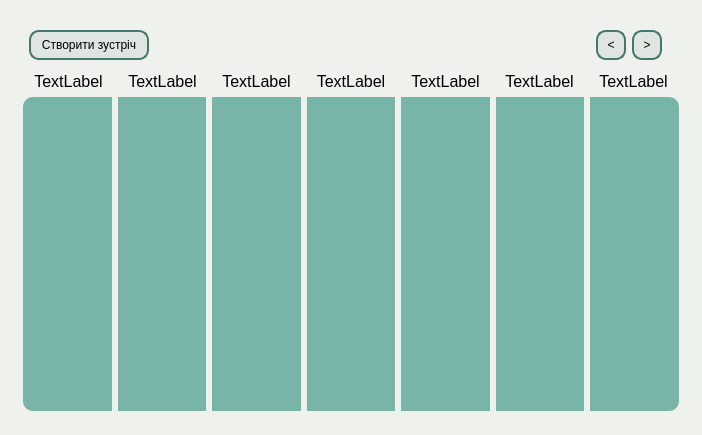
Before: the Qt Designer form studly/schedule/scheduleClassTeacher.ui in MykytaKa/MVP_Studly_Product, drawn with Qt 5.
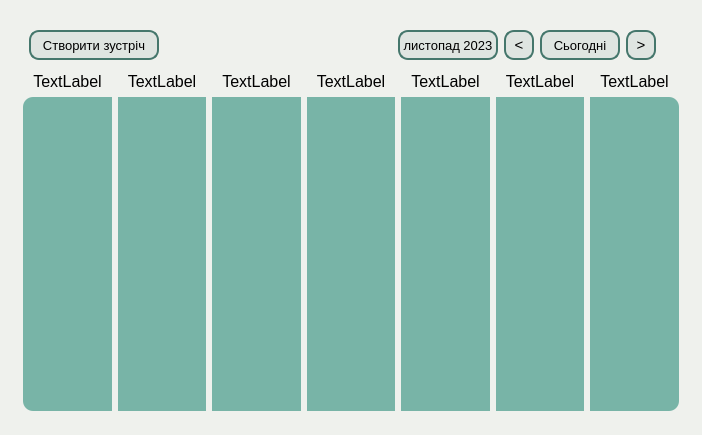
After: the same form once the commit is applied.

Commit message: update window schedule

```diff
--- a/studly/schedule/scheduleClassTeacher.ui
+++ b/studly/schedule/scheduleClassTeacher.ui
@@ -44,6 +44,74 @@
          <number>0</number>
         </property>
         <item row="1" column="3">
+         <widget class="QPushButton" name="chooseDateButton">
+          <property name="minimumSize">
+           <size>
+            <width>100</width>
+            <height>30</height>
+           </size>
+          </property>
+          <property name="maximumSize">
+           <size>
+            <width>100</width>
+            <height>30</height>
+           </size>
+          </property>
+          <property name="font">
+           <font>
+            <pointsize>10</pointsize>
+           </font>
+          </property>
+          <property name="cursor">
+           <cursorShape>PointingHandCursor</cursorShape>
+          </property>
+          <property name="styleSheet">
+           <string notr="true">border-radius: 10px;
+border-style: solid;
+background-color: rgba(69, 119, 108, 25);
+border-color: rgb(69, 119, 108);
+border-width: 2px;</string>
+          </property>
+          <property name="text">
+           <string>листопад 2023</string>
+          </property>
+         </widget>
+        </item>
+        <item row="1" column="1">
+         <widget class="QPushButton" name="createMeetButton">
+          <property name="sizePolicy">
+           <sizepolicy hsizetype="Fixed" vsizetype="Fixed">
+            <horstretch>0</horstretch>
+            <verstretch>0</verstretch>
+           </sizepolicy>
+          </property>
+          <property name="minimumSize">
+           <size>
+            <width>130</width>
+            <height>30</height>
+           </size>
+          </property>
+          <property name="font">
+           <font>
+            <pointsize>10</pointsize>
+           </font>
+          </property>
+          <property name="cursor">
+           <cursorShape>PointingHandCursor</cursorShape>
+          </property>
+          <property name="styleSheet">
+           <string notr="true">border-radius: 10px;
+border-style: solid;
+background-color: rgba(69, 119, 108, 25);
+border-color: rgb(69, 119, 108);
+border-width: 2px;</string>
+          </property>
+          <property name="text">
+           <string>Створити зустріч</string>
+          </property>
+         </widget>
+        </item>
+        <item row="1" column="4">
          <widget class="QPushButton" name="dateBack">
           <property name="sizePolicy">
            <sizepolicy hsizetype="Fixed" vsizetype="Fixed">
@@ -63,6 +131,11 @@
             <height>30</height>
            </size>
           </property>
+          <property name="font">
+           <font>
+            <pointsize>11</pointsize>
+           </font>
+          </property>
           <property name="cursor">
            <cursorShape>PointingHandCursor</cursorShape>
           </property>
@@ -78,6 +151,72 @@
           </property>
          </widget>
         </item>
+        <item row="1" column="5">
+         <widget class="QPushButton" name="todayButton">
+          <property name="minimumSize">
+           <size>
+            <width>80</width>
+            <height>30</height>
+           </size>
+          </property>
+          <property name="maximumSize">
+           <size>
+            <width>80</width>
+            <height>30</height>
+           </size>
+          </property>
+          <property name="font">
+           <font>
+            <pointsize>10</pointsize>
+           </font>
+          </property>
+          <property name="cursor">
+           <cursorShape>PointingHandCursor</cursorShape>
+          </property>
+          <property name="styleSheet">
+           <string notr="true">border-radius: 10px;
+border-style: solid;
+background-color: rgba(69, 119, 108, 25);
+border-color: rgb(69, 119, 108);
+border-width: 2px;</string>
+          </property>
+          <property name="text">
+           <string>Сьогодні</string>
+          </property>
+         </widget>
+        </item>
+        <item row="2" column="1">
+         <spacer name="verticalSpacer_2">
+          <property name="orientation">
+           <enum>Qt::Vertical</enum>
+          </property>
+          <property name="sizeType">
+           <enum>QSizePolicy::Fixed</enum>
+          </property>
+          <property name="sizeHint" stdset="0">
+           <size>
+            <width>20</width>
+            <height>6</height>
+           </size>
+          </property>
+         </spacer>
+        </item>
+        <item row="1" column="8">
+         <spacer name="horizontalSpacer_2">
+          <property name="orientation">
+           <enum>Qt::Horizontal</enum>
+          </property>
+          <property name="sizeType">
+           <enum>QSizePolicy::Fixed</enum>
+          </property>
+          <property name="sizeHint" stdset="0">
+           <size>
+            <width>20</width>
+            <height>20</height>
+           </size>
+          </property>
+         </spacer>
+        </item>
         <item row="0" column="1">
          <spacer name="verticalSpacer_3">
           <property name="orientation">
@@ -94,7 +233,7 @@
           </property>
          </spacer>
         </item>
-        <item row="1" column="4">
+        <item row="1" column="6">
          <widget class="QPushButton" name="dateForward">
           <property name="sizePolicy">
            <sizepolicy hsizetype="Fixed" vsizetype="Fixed">
@@ -114,6 +253,11 @@
             <height>30</height>
            </size>
           </property>
+          <property name="font">
+           <font>
+            <pointsize>11</pointsize>
+           </font>
+          </property>
           <property name="cursor">
            <cursorShape>PointingHandCursor</cursorShape>
           </property>
@@ -129,51 +273,6 @@
           </property>
          </widget>
         </item>
-        <item row="1" column="1">
-         <widget class="QPushButton" name="createMeetButton">
-          <property name="sizePolicy">
-           <sizepolicy hsizetype="Fixed" vsizetype="Fixed">
-            <horstretch>0</horstretch>
-            <verstretch>0</verstretch>
-           </sizepolicy>
-          </property>
-          <property name="minimumSize">
-           <size>
-            <width>120</width>
-            <height>30</height>
-           </size>
-          </property>
-          <property name="cursor">
-           <cursorShape>PointingHandCursor</cursorShape>
-          </property>
-          <property name="styleSheet">
-           <string notr="true">border-radius: 10px;
-border-style: solid;
-background-color: rgba(69, 119, 108, 25);
-border-color: rgb(69, 119, 108);
-border-width: 2px;</string>
-          </property>
-          <property name="text">
-           <string>Створити зустріч</string>
-          </property>
-         </widget>
-        </item>
-        <item row="2" column="1">
-         <spacer name="verticalSpacer_2">
-          <property name="orientation">
-           <enum>Qt::Vertical</enum>
-          </property>
-          <property name="sizeType">
-           <enum>QSizePolicy::Fixed</enum>
-          </property>
-          <property name="sizeHint" stdset="0">
-           <size>
-            <width>20</width>
-            <height>6</height>
-           </size>
-          </property>
-         </spacer>
-        </item>
         <item row="1" column="2">
          <spacer name="horizontalSpacer">
           <property name="orientation">
@@ -187,23 +286,7 @@
           </property>
          </spacer>
         </item>
-        <item row="1" column="5">
-         <spacer name="horizontalSpacer_2">
-          <property name="orientation">
-           <enum>Qt::Horizontal</enum>
-          </property>
-          <property name="sizeType">
-           <enum>QSizePolicy::Fixed</enum>
-          </property>
-          <property name="sizeHint" stdset="0">
-           <size>
-            <width>20</width>
-            <height>20</height>
-           </size>
-          </property>
-         </spacer>
-        </item>
-        <item row="3" column="0" colspan="6">
+        <item row="3" column="0" colspan="9">
          <layout class="QGridLayout" name="daysContainer">
           <property name="rightMargin">
            <number>9</number>
@@ -211,117 +294,6 @@
           <property name="horizontalSpacing">
            <number>3</number>
           </property>
-          <item row="0" column="2">
-           <widget class="QLabel" name="day2Label">
-            <property name="font">
-             <font>
-              <pointsize>12</pointsize>
-             </font>
-            </property>
-            <property name="text">
-             <string>TextLabel</string>
-            </property>
-            <property name="alignment">
-             <set>Qt::AlignCenter</set>
-            </property>
-           </widget>
-          </item>
-          <item row="0" column="5">
-           <widget class="QLabel" name="day5Label">
-            <property name="font">
-             <font>
-              <pointsize>12</pointsize>
-             </font>
-            </property>
-            <property name="text">
-             <string>TextLabel</string>
-            </property>
-            <property name="alignment">
-             <set>Qt::AlignCenter</set>
-            </property>
-           </widget>
-          </item>
-          <item row="0" column="7">
-           <widget class="QLabel" name="day7Label">
-            <property name="font">
-             <font>
-              <pointsize>12</pointsize>
-             </font>
-            </property>
-            <property name="styleSheet">
-             <string notr="true">border-top-right-radius: 10px;</string>
-            </property>
-            <property name="text">
-             <string>TextLabel</string>
-            </property>
-            <property name="alignment">
-             <set>Qt::AlignCenter</set>
-            </property>
-           </widget>
-          </item>
-          <item row="0" column="4">
-           <widget class="QLabel" name="day4Label">
-            <property name="font">
-             <font>
-              <pointsize>12</pointsize>
-             </font>
-            </property>
-            <property name="text">
-             <string>TextLabel</string>
-            </property>
-            <property name="alignment">
-             <set>Qt::AlignCenter</set>
-            </property>
-           </widget>
-          </item>
-          <item row="0" column="3">
-           <widget class="QLabel" name="day3Label">
-            <property name="font">
-             <font>
-              <pointsize>12</pointsize>
-             </font>
-            </property>
-            <property name="text">
-             <string>TextLabel</string>
-            </property>
-            <property name="alignment">
-             <set>Qt::AlignCenter</set>
-            </property>
-           </widget>
-          </item>
-          <item row="0" column="1">
-           <widget class="QLabel" name="day1Label">
-            <property name="font">
-             <font>
-              <pointsize>12</pointsize>
-             </font>
-            </property>
-            <property name="styleSheet">
-             <string notr="true">border-top-left-radius: 10px;</string>
-            </property>
-            <property name="text">
-             <string>TextLabel</string>
-            </property>
-            <property name="alignment">
-             <set>Qt::AlignCenter</set>
-            </property>
-           </widget>
-          </item>
-          <item row="0" column="6">
-           <widget class="QLabel" name="day6Label">
-            <property name="font">
-             <font>
-              <pointsize>12</pointsize>
-             </font>
-            </property>
-            <property name="text">
-             <string>TextLabel</string>
-            </property>
-            <property name="alignment">
-             <set>Qt::AlignCenter</set>
-            </property>
-           </widget>
-          </item>
           <item row="2" column="1" colspan="7">
            <spacer name="verticalSpacer_4">
             <property name="orientation">
@@ -363,8 +335,8 @@
               <rect>
                <x>0</x>
                <y>0</y>
-               <width>657</width>
-               <height>293</height>
+               <width>663</width>
+               <height>330</height>
               </rect>
              </property>
              <layout class="QVBoxLayout" name="verticalLayout">
@@ -381,9 +353,9 @@
                <number>0</number>
               </property>
               <item>
-               <layout class="QHBoxLayout" name="horizontalLayout_3">
-                <item>
-                 <widget class="QWidget" name="dayColumn1" native="true">
+               <layout class="QGridLayout" name="gridLayout_3">
+                <item row="1" column="4">
+                 <widget class="QWidget" name="dayColumn5" native="true">
                   <property name="sizePolicy">
                    <sizepolicy hsizetype="Preferred" vsizetype="Expanding">
                     <horstretch>0</horstretch>
@@ -394,34 +366,76 @@
                    <string notr="true">background-color: rgb(120, 180, 167);
 alternate-background-color: rgb(120, 180, 167);
 border-color: rgb(120, 180, 167);
+border-radius: 0px;</string>
+                  </property>
+                  <layout class="QVBoxLayout" name="dayColumn5Layout">
+                   <property name="spacing">
+                    <number>9</number>
+                   </property>
+                   <property name="leftMargin">
+                    <number>6</number>
+                   </property>
+                   <property name="topMargin">
+                    <number>6</number>
+                   </property>
+                   <property name="rightMargin">
+                    <number>6</number>
+                   </property>
+                   <property name="bottomMargin">
+                    <number>6</number>
+                   </property>
+                   <item>
+                    <spacer name="verticalSpacer_8">
+                     <property name="orientation">
+                      <enum>Qt::Vertical</enum>
+                     </property>
+                     <property name="sizeHint" stdset="0">
+                      <size>
+                       <width>20</width>
+                       <height>40</height>
+                      </size>
+                     </property>
+                    </spacer>
+                   </item>
+                  </layout>
+                 </widget>
+                </item>
+                <item row="1" column="6">
+                 <widget class="QWidget" name="dayColumn7" native="true">
+                  <property name="sizePolicy">
+                   <sizepolicy hsizetype="Preferred" vsizetype="Expanding">
+                    <horstretch>0</horstretch>
+                    <verstretch>0</verstretch>
+                   </sizepolicy>
+                  </property>
+                  <property name="styleSheet">
+                   <string notr="true">background-color: rgb(120, 180, 167);
+alternate-background-color: rgb(120, 180, 167);
 border-radius: 0px;
-border-top-left-radius: 10px;
-border-bottom-left-radius: 10px;</string>
+border-top-right-radius: 10px;
+border-bottom-right-radius: 10px;</string>
                   </property>
-                  <layout class="QVBoxLayout" name="dayColumn1Layout">
+                  <layout class="QVBoxLayout" name="dayColumn7Layout">
                    <property name="spacing">
-                    <number>0</number>
+                    <number>9</number>
                    </property>
                    <property name="leftMargin">
-                    <number>0</number>
+                    <number>6</number>
                    </property>
                    <property name="topMargin">
-                    <number>0</number>
+                    <number>6</number>
                    </property>
                    <property name="rightMargin">
-                    <number>0</number>
+                    <number>6</number>
                    </property>
                    <property name="bottomMargin">
-                    <number>0</number>
+                    <number>6</number>
                    </property>
                    <item>
-                    <spacer name="verticalSpacer">
+                    <spacer name="verticalSpacer_10">
                      <property name="orientation">
                       <enum>Qt::Vertical</enum>
                      </property>
-                     <property name="sizeType">
-                      <enum>QSizePolicy::Expanding</enum>
-                     </property>
                      <property name="sizeHint" stdset="0">
                       <size>
                        <width>20</width>
@@ -433,7 +447,7 @@
                   </layout>
                  </widget>
                 </item>
-                <item>
+                <item row="1" column="1">
                  <widget class="QWidget" name="dayColumn2" native="true">
                   <property name="sizePolicy">
                    <sizepolicy hsizetype="Preferred" vsizetype="Expanding">
@@ -448,17 +462,20 @@
 border-radius: 0px;</string>
                   </property>
                   <layout class="QVBoxLayout" name="dayColumn2Layout">
+                   <property name="spacing">
+                    <number>9</number>
+                   </property>
                    <property name="leftMargin">
-                    <number>0</number>
+                    <number>6</number>
                    </property>
                    <property name="topMargin">
-                    <number>0</number>
+                    <number>6</number>
                    </property>
                    <property name="rightMargin">
-                    <number>0</number>
+                    <number>6</number>
                    </property>
                    <property name="bottomMargin">
-                    <number>0</number>
+                    <number>6</number>
                    </property>
                    <item>
                     <spacer name="verticalSpacer_5">
@@ -479,7 +496,7 @@
                   </layout>
                  </widget>
                 </item>
-                <item>
+                <item row="1" column="2">
                  <widget class="QWidget" name="dayColumn3" native="true">
                   <property name="sizePolicy">
                    <sizepolicy hsizetype="Preferred" vsizetype="Expanding">
@@ -494,17 +511,20 @@
 border-radius: 0px;</string>
                   </property>
                   <layout class="QVBoxLayout" name="dayColumn3Layout">
+                   <property name="spacing">
+                    <number>9</number>
+                   </property>
                    <property name="leftMargin">
-                    <number>0</number>
+                    <number>6</number>
                    </property>
                    <property name="topMargin">
-                    <number>0</number>
+                    <number>6</number>
                    </property>
                    <property name="rightMargin">
-                    <number>0</number>
+                    <number>6</number>
                    </property>
                    <property name="bottomMargin">
-                    <number>0</number>
+                    <number>6</number>
                    </property>
                    <item>
                     <spacer name="verticalSpacer_6">
@@ -525,8 +545,8 @@
                   </layout>
                  </widget>
                 </item>
-                <item>
-                 <widget class="QWidget" name="dayColumn4" native="true">
+                <item row="1" column="0">
+                 <widget class="QWidget" name="dayColumn1" native="true">
                   <property name="sizePolicy">
                    <sizepolicy hsizetype="Preferred" vsizetype="Expanding">
                     <horstretch>0</horstretch>
@@ -537,69 +557,34 @@
                    <string notr="true">background-color: rgb(120, 180, 167);
 alternate-background-color: rgb(120, 180, 167);
 border-color: rgb(120, 180, 167);
-border-radius: 0px;</string>
+border-radius: 0px;
+border-top-left-radius: 10px;
+border-bottom-left-radius: 10px;</string>
                   </property>
-                  <layout class="QVBoxLayout" name="dayColumn4Layout">
-                   <property name="leftMargin">
-                    <number>0</number>
+                  <layout class="QVBoxLayout" name="dayColumn1Layout">
+                   <property name="spacing">
+                    <number>9</number>
                    </property>
-                   <property name="topMargin">
-                    <number>0</number>
-                   </property>
-                   <property name="rightMargin">
-                    <number>0</number>
-                   </property>
-                   <property name="bottomMargin">
-                    <number>0</number>
-                   </property>
-                   <item>
-                    <spacer name="verticalSpacer_7">
-                     <property name="orientation">
-                      <enum>Qt::Vertical</enum>
-                     </property>
-                     <property name="sizeHint" stdset="0">
-                      <size>
-                       <width>20</width>
-                       <height>40</height>
-                      </size>
-                     </property>
-                    </spacer>
-                   </item>
-                  </layout>
-                 </widget>
-                </item>
-                <item>
-                 <widget class="QWidget" name="dayColumn5" native="true">
-                  <property name="sizePolicy">
-                   <sizepolicy hsizetype="Preferred" vsizetype="Expanding">
-                    <horstretch>0</horstretch>
-                    <verstretch>0</verstretch>
-                   </sizepolicy>
-                  </property>
-                  <property name="styleSheet">
-                   <string notr="true">background-color: rgb(120, 180, 167);
-alternate-background-color: rgb(120, 180, 167);
-border-color: rgb(120, 180, 167);
-border-radius: 0px;</string>
-                  </property>
-                  <layout class="QVBoxLayout" name="dayColumn5Layout">
                    <property name="leftMargin">
-                    <number>0</number>
+                    <number>6</number>
                    </property>
                    <property name="topMargin">
-                    <number>0</number>
+                    <number>6</number>
                    </property>
                    <property name="rightMargin">
-                    <number>0</number>
+                    <number>6</number>
                    </property>
                    <property name="bottomMargin">
-                    <number>0</number>
+                    <number>6</number>
                    </property>
                    <item>
-                    <spacer name="verticalSpacer_8">
+                    <spacer name="verticalSpacer">
                      <property name="orientation">
                       <enum>Qt::Vertical</enum>
                      </property>
+                     <property name="sizeType">
+                      <enum>QSizePolicy::Expanding</enum>
+                     </property>
                      <property name="sizeHint" stdset="0">
                       <size>
                        <width>20</width>
@@ -611,7 +596,7 @@
                   </layout>
                  </widget>
                 </item>
-                <item>
+                <item row="1" column="5">
                  <widget class="QWidget" name="dayColumn6" native="true">
                   <property name="sizePolicy">
                    <sizepolicy hsizetype="Preferred" vsizetype="Expanding">
@@ -626,17 +611,20 @@
 border-radius: 0px;</string>
                   </property>
                   <layout class="QVBoxLayout" name="dayColumn6Layout">
+                   <property name="spacing">
+                    <number>9</number>
+                   </property>
                    <property name="leftMargin">
-                    <number>0</number>
+                    <number>6</number>
                    </property>
                    <property name="topMargin">
-                    <number>0</number>
+                    <number>6</number>
                    </property>
                    <property name="rightMargin">
-                    <number>0</number>
+                    <number>6</number>
                    </property>
                    <property name="bottomMargin">
-                    <number>0</number>
+                    <number>6</number>
                    </property>
                    <item>
                     <spacer name="verticalSpacer_9">
@@ -654,8 +642,8 @@
                   </layout>
                  </widget>
                 </item>
-                <item>
-                 <widget class="QWidget" name="dayColumn7" native="true">
+                <item row="1" column="3">
+                 <widget class="QWidget" name="dayColumn4" native="true">
                   <property name="sizePolicy">
                    <sizepolicy hsizetype="Preferred" vsizetype="Expanding">
                     <horstretch>0</horstretch>
@@ -665,25 +653,27 @@
                   <property name="styleSheet">
                    <string notr="true">background-color: rgb(120, 180, 167);
 alternate-background-color: rgb(120, 180, 167);
-border-radius: 0px;
-border-top-right-radius: 10px;
-border-bottom-right-radius: 10px;</string>
+border-color: rgb(120, 180, 167);
+border-radius: 0px;</string>
                   </property>
-                  <layout class="QVBoxLayout" name="dayColumn7Layout">
+                  <layout class="QVBoxLayout" name="dayColumn4Layout">
+                   <property name="spacing">
+                    <number>9</number>
+                   </property>
                    <property name="leftMargin">
-                    <number>0</number>
+                    <number>6</number>
                    </property>
                    <property name="topMargin">
-                    <number>0</number>
+                    <number>6</number>
                    </property>
                    <property name="rightMargin">
-                    <number>0</number>
+                    <number>6</number>
                    </property>
                    <property name="bottomMargin">
-                    <number>0</number>
+                    <number>6</number>
                    </property>
                    <item>
-                    <spacer name="verticalSpacer_10">
+                    <spacer name="verticalSpacer_7">
                      <property name="orientation">
                       <enum>Qt::Vertical</enum>
                      </property>
@@ -698,6 +688,117 @@
                   </layout>
                  </widget>
                 </item>
+                <item row="0" column="0">
+                 <widget class="QLabel" name="day1Label">
+                  <property name="font">
+                   <font>
+                    <pointsize>12</pointsize>
+                   </font>
+                  </property>
+                  <property name="styleSheet">
+                   <string notr="true">border-top-left-radius: 10px;</string>
+                  </property>
+                  <property name="text">
+                   <string>TextLabel</string>
+                  </property>
+                  <property name="alignment">
+                   <set>Qt::AlignCenter</set>
+                  </property>
+                 </widget>
+                </item>
+                <item row="0" column="1">
+                 <widget class="QLabel" name="day2Label">
+                  <property name="font">
+                   <font>
+                    <pointsize>12</pointsize>
+                   </font>
+                  </property>
+                  <property name="text">
+                   <string>TextLabel</string>
+                  </property>
+                  <property name="alignment">
+                   <set>Qt::AlignCenter</set>
+                  </property>
+                 </widget>
+                </item>
+                <item row="0" column="2">
+                 <widget class="QLabel" name="day3Label">
+                  <property name="font">
+                   <font>
+                    <pointsize>12</pointsize>
+                   </font>
+                  </property>
+                  <property name="text">
+                   <string>TextLabel</string>
+                  </property>
+                  <property name="alignment">
+                   <set>Qt::AlignCenter</set>
+                  </property>
+                 </widget>
+                </item>
+                <item row="0" column="3">
+                 <widget class="QLabel" name="day4Label">
+                  <property name="font">
+                   <font>
+                    <pointsize>12</pointsize>
+                   </font>
+                  </property>
+                  <property name="text">
+                   <string>TextLabel</string>
+                  </property>
+                  <property name="alignment">
+                   <set>Qt::AlignCenter</set>
+                  </property>
+                 </widget>
+                </item>
+                <item row="0" column="4">
+                 <widget class="QLabel" name="day5Label">
+                  <property name="font">
+                   <font>
+                    <pointsize>12</pointsize>
+                   </font>
+                  </property>
+                  <property name="text">
+                   <string>TextLabel</string>
+                  </property>
+                  <property name="alignment">
+                   <set>Qt::AlignCenter</set>
+                  </property>
+                 </widget>
+                </item>
+                <item row="0" column="5">
+                 <widget class="QLabel" name="day6Label">
+                  <property name="font">
+                   <font>
+                    <pointsize>12</pointsize>
+                   </font>
+                  </property>
+                  <property name="text">
+                   <string>TextLabel</string>
+                  </property>
+                  <property name="alignment">
+                   <set>Qt::AlignCenter</set>
+                  </property>
+                 </widget>
+                </item>
+                <item row="0" column="6">
+                 <widget class="QLabel" name="day7Label">
+                  <property name="font">
+                   <font>
+                    <pointsize>12</pointsize>
+                   </font>
+                  </property>
+                  <property name="styleSheet">
+                   <string notr="true">border-top-right-radius: 10px;</string>
+                  </property>
+                  <property name="text">
+                   <string>TextLabel</string>
+                  </property>
+                  <property name="alignment">
+                   <set>Qt::AlignCenter</set>
+                  </property>
+                 </widget>
+                </item>
                </layout>
               </item>
              </layout>
```
The commit also changes 24 other files.
